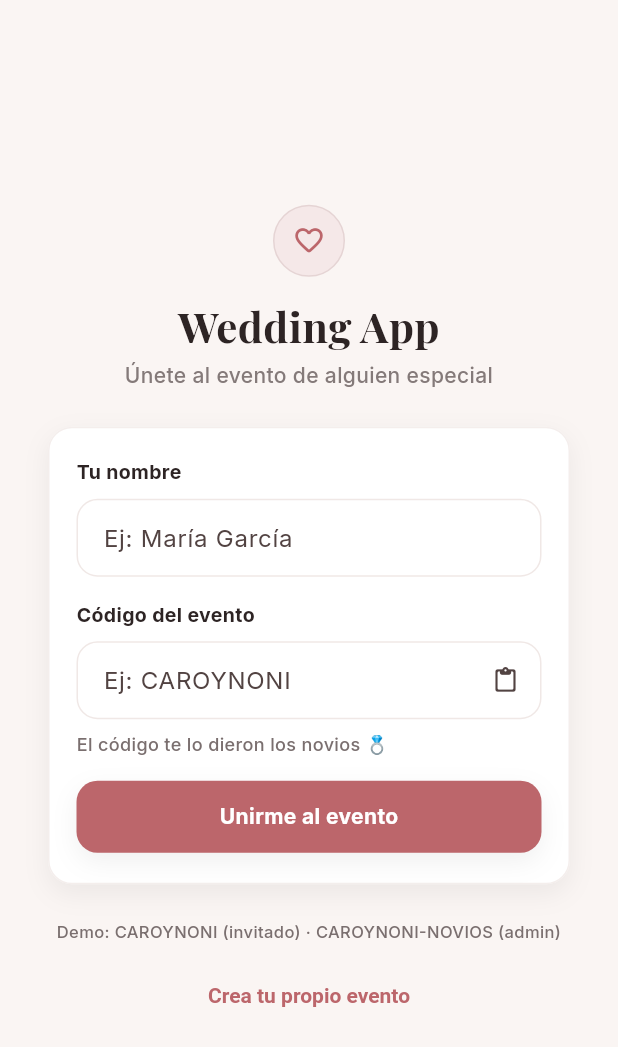
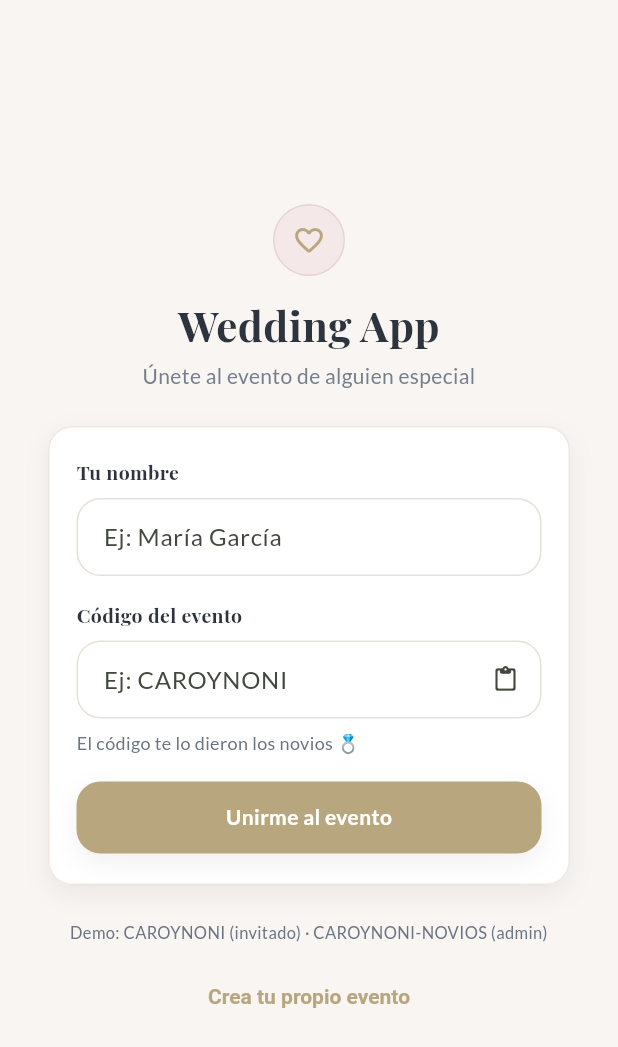
Before and after one commit to rchiup/weddingapp, a Flutter app: the screen it shows after launch, on a phone screen of 412 x 824 dp. Shown: the top 1047 px of the screen. Run offline on Flutter 3.47's test engine with Material 3 defaults, Android fonts, the phone set to English and light mode, and no system bars; our stand-ins replace cloud_firestore, cross_file, dio, file_picker, firebase_core, firebase_storage and 9 more; missing offline and left inert: dart:html, excel; accounts and stored records are empty.

Commit message:
feat: refresh wedding home visual design

```diff
--- a/app/lib/home/entry_screen.dart
+++ b/app/lib/home/entry_screen.dart
@@ -62,6 +62,18 @@ class _EntryScreenState extends State<EntryScreen> {
     final d = ctx.eventDate;
     if (d == null) return '';
     return DateFormat('yyyy-MM-dd').format(d);
+  }
+
+  String _eventDatePretty(UserContextProvider ctx) {
+    final d = ctx.eventDate;
+    if (d == null) return '17 Enero 2026';
+    return DateFormat('dd MMMM yyyy', 'es').format(d);
+  }
+
+  String _eventTitle(UserContextProvider ctx) {
+    final raw = (ctx.eventName ?? '').trim();
+    if (raw.isEmpty) return 'Carolina & Nicolas';
+    return raw;
   }
 
   Future<void> _confirmExitEvent(BuildContext context, UserContextProvider userContext) async {
@@ -457,69 +469,59 @@ class _EntryScreenState extends State<EntryScreen> {
     }
 
     final dateLine = _eventDateLine(userContext);
-    final roleLine = userContext.isAdmin ? '👑 Modo Novios' : 'Invitado';
+    final roleLine = userContext.isAdmin ? 'Modo novios' : 'Invitado';
     final subtitleHeader = [if (dateLine.isNotEmpty) dateLine, roleLine].join(' · ');
 
     final menuItems = <_MenuItem>[
       _MenuItem(
-        emoji: '📸',
         icon: Icons.photo_camera_outlined,
-        label: 'Fotos del evento',
+        label: 'Revive el momento',
         onTap: () => context.push('/fotos'),
       ),
       _MenuItem(
-        emoji: '🎉',
         icon: Icons.celebration_outlined,
-        label: 'Ver quién llegó',
+        label: 'Quien esta aca',
         onTap: () => context.push('/checkin'),
       ),
       _MenuItem(
-        emoji: '🗺️',
         icon: Icons.place_outlined,
-        label: 'Cómo llegar',
+        label: 'Como llegar',
         onTap: () => context.push('/como_llegar'),
       ),
       if (userContext.isSingleForCurrentEvent)
         _MenuItem(
-          emoji: '💘',
           icon: Icons.favorite_border,
           label: 'Solteros',
           onTap: () => context.push('/solteros/chats'),
           showBadge: solteros.hasAnyUnread,
         ),
       _MenuItem(
-        emoji: '👥',
         icon: Icons.people_outline,
-        label: 'Invitados',
+        label: 'Busca tu mesa',
         onTap: () => context.push('/mesas'),
       ),
       _MenuItem(
-        emoji: '🎁',
         icon: Icons.card_giftcard_outlined,
-        label: 'Lista de novios',
+        label: 'Regalos',
         onTap: () => context.push('/lista_novios'),
       ),
       _MenuItem(
-        emoji: '✅',
         icon: Icons.fact_check_outlined,
-        label: 'RSVP',
+        label: 'Confirma tu asistencia',
         onTap: () => context.push('/rsvp'),
       ),
       _MenuItem(
-        emoji: '🎵',
         icon: Icons.library_music_outlined,
         label: 'Canciones infaltables',
         onTap: () => context.push('/songs'),
       ),
       _MenuItem(
-        emoji: '📅',
         icon: Icons.calendar_month_outlined,
-        label: 'Añadir a mi calendario',
+        label: 'Anadir a mi calendario',
         onTap: () => context.push('/calendar'),
       ),
       if (userContext.isAdmin)
         _MenuItem(
-          emoji: '👰🤵',
           icon: Icons.workspace_premium_outlined,
           label: 'Panel de novios',
           onTap: () => context.push('/novios_admin'),
@@ -534,56 +536,110 @@ class _EntryScreenState extends State<EntryScreen> {
           crossAxisAlignment: CrossAxisAlignment.stretch,
           children: [
             if (hasEvent)
-              Container(
-                width: double.infinity,
-                padding: const EdgeInsets.fromLTRB(AppSpacing.x2, 26, AppSpacing.x2, 20),
+              Padding(
+                padding: const EdgeInsets.fromLTRB(AppSpacing.x2, AppSpacing.x2, AppSpacing.x2, 0),
+                child: LayoutBuilder(
+                  builder: (context, constraints) {
+                    final wide = constraints.maxWidth >= 760;
+                    final heroHeight = wide ? 380.0 : 310.0;
+                    final titleSize = wide ? 62.0 : 44.0;
+                    final dateSize = wide ? 24.0 : 20.0;
+                    final horizontalPadding = wide ? 56.0 : 30.0;
+                    return ClipRRect(
+                      borderRadius: AppRadii.card,
+                      child: SizedBox(
+                        height: heroHeight,
+                        child: Stack(
+                          fit: StackFit.expand,
+                          children: [
+                            Image.network(
+                              'https://images.unsplash.com/photo-1511285560929-80b456fea0bc?auto=format&fit=crop&w=1600&q=80',
+                              fit: BoxFit.cover,
+                              errorBuilder: (_, __, ___) {
+                                return Container(
                                   decoration: const BoxDecoration(
                                     gradient: LinearGradient(
-                    begin: Alignment.centerLeft,
-                    end: Alignment.centerRight,
+                                      begin: Alignment.topCenter,
+                                      end: Alignment.bottomCenter,
+                                      colors: [Color(0xFFD9D1C6), Color(0xFFB9C1B4)],
+                                    ),
+                                  ),
+                                );
+                              },
+                            ),
+                            Container(
+                              decoration: BoxDecoration(
+                                gradient: LinearGradient(
+                                  begin: Alignment.topCenter,
+                                  end: Alignment.bottomCenter,
                                   colors: [
-                      AppColors.accentHeaderStart,
-                      AppColors.accentHeaderEnd,
-                    ],
-                  ),
-                  borderRadius: BorderRadius.vertical(bottom: Radius.circular(24)),
-                  boxShadow: [
-                    BoxShadow(
-                      color: Color(0x28000000),
-                      blurRadius: 16,
-                      offset: Offset(0, 6),
-                    ),
-                  ],
-                ),
-                child: Column(
-                  children: [
-                    Text(
-                      userContext.eventName ?? 'Tu evento',
-                      textAlign: TextAlign.center,
-                      style: AppTextStyles.display.copyWith(
-                        color: Colors.white,
-                        fontSize: 22,
-                        shadows: [
-                          Shadow(
-                            color: Colors.black26,
-                            blurRadius: 8,
-                            offset: Offset(0, 2),
-                          ),
+                                    Colors.white.withValues(alpha: 0.48),
+                                    Colors.white.withValues(alpha: 0.62),
                                   ],
                                 ),
                               ),
+                            ),
+                            Padding(
+                              padding: EdgeInsets.symmetric(horizontal: horizontalPadding, vertical: 28),
+                              child: Column(
+                                mainAxisAlignment: MainAxisAlignment.center,
+                                children: [
+                                  Text(
+                                    'SAVE THE DATE',
+                                    style: AppTextStyles.subtitle.copyWith(
+                                      letterSpacing: 3.0,
+                                      color: AppColors.textMuted,
+                                      fontWeight: FontWeight.w700,
+                                    ),
+                                  ),
+                                  const SizedBox(height: 16),
+                                  Text(
+                                    _eventTitle(userContext),
+                                    textAlign: TextAlign.center,
+                                    style: AppTextStyles.display.copyWith(
+                                      fontSize: titleSize,
+                                      height: 1.02,
+                                      color: AppColors.textPrimary,
+                                    ),
+                                  ),
+                                  const SizedBox(height: 14),
+                                  Container(
+                                    width: wide ? 280 : 220,
+                                    height: 1,
+                                    color: AppColors.border.withValues(alpha: 0.9),
+                                  ),
+                                  const SizedBox(height: 14),
+                                  Text(
+                                    _eventDatePretty(userContext),
+                                    style: AppTextStyles.title.copyWith(
+                                      fontSize: dateSize,
+                                      color: AppColors.primaryDark,
+                                    ),
+                                  ),
+                                  const SizedBox(height: 8),
+                                  Text(
+                                    'Nos casamos',
+                                    style: AppTextStyles.subtitle.copyWith(
+                                      fontSize: wide ? 16 : 15,
+                                      color: AppColors.textPrimary,
+                                    ),
+                                  ),
+                                  const SizedBox(height: 10),
                                   EventCountdownChip(eventDate: userContext.eventDate),
                                   const SizedBox(height: 8),
                                   Text(
                                     subtitleHeader,
                                     textAlign: TextAlign.center,
-                      style: TextStyle(
-                        color: Colors.white.withValues(alpha: 0.94),
-                        fontSize: 13,
-                        fontWeight: FontWeight.w500,
+                                    style: AppTextStyles.subtitle.copyWith(fontSize: 12),
+                                  ),
+                                ],
                               ),
                             ),
                           ],
+                        ),
+                      ),
+                    );
+                  },
                 ),
               ),
             Expanded(
@@ -605,7 +661,7 @@ class _EntryScreenState extends State<EntryScreen> {
                           builder: (context, c) {
                             final w = c.maxWidth;
                             final crossAxisCount = w >= 500 ? 3 : 2;
-                            const spacing = 14.0;
+                            const spacing = 18.0;
                             return GridView.builder(
                               shrinkWrap: true,
                               physics: const NeverScrollableScrollPhysics(),
@@ -614,7 +670,7 @@ class _EntryScreenState extends State<EntryScreen> {
                                 crossAxisCount: crossAxisCount,
                                 mainAxisSpacing: spacing,
                                 crossAxisSpacing: spacing,
-                                childAspectRatio: crossAxisCount >= 3 ? 0.9 : 0.88,
+                                childAspectRatio: crossAxisCount >= 3 ? 1.0 : 0.96,
                               ),
                               itemBuilder: (context, i) {
                                 return _MenuGridCard(item: menuItems[i]);
@@ -623,8 +679,21 @@ class _EntryScreenState extends State<EntryScreen> {
                           },
                         ),
                         const SizedBox(height: AppSpacing.x2),
-                        const Divider(),
-                        const SizedBox(height: AppSpacing.x1),
+                        Row(
+                          children: [
+                            Expanded(child: Divider(color: AppColors.border.withValues(alpha: 0.9))),
+                            Padding(
+                              padding: const EdgeInsets.symmetric(horizontal: 10),
+                              child: Icon(
+                                Icons.local_florist_outlined,
+                                size: 18,
+                                color: AppColors.textMuted.withValues(alpha: 0.5),
+                              ),
+                            ),
+                            Expanded(child: Divider(color: AppColors.border.withValues(alpha: 0.9))),
+                          ],
+                        ),
+                        const SizedBox(height: AppSpacing.x1_5),
                         Center(
                           child: Column(
                             mainAxisSize: MainAxisSize.min,
@@ -662,19 +731,15 @@ class _EntryScreenState extends State<EntryScreen> {
 }
 
 class _MenuItem {
-  final String emoji;
   final IconData icon;
   final String label;
   final VoidCallback? onTap;
-  final bool enabled;
   final bool showBadge;
 
   _MenuItem({
-    required this.emoji,
     required this.icon,
     required this.label,
     this.onTap,
-    this.enabled = true,
     this.showBadge = false,
   });
 }
@@ -684,12 +749,11 @@ class _MenuGridCard extends StatelessWidget {
 
   const _MenuGridCard({required this.item});
 
-  static const double _emojiSize = 24;
-  static const double _iconSize = 28;
+  static const double _iconSize = 22;
 
   @override
   Widget build(BuildContext context) {
-    final enabled = item.enabled && item.onTap != null;
+    final enabled = item.onTap != null;
 
     final core = CustomCard(
       onTap: enabled ? item.onTap : null,
@@ -699,37 +763,35 @@ class _MenuGridCard extends StatelessWidget {
         clipBehavior: Clip.hardEdge,
         children: [
           Padding(
-            padding: const EdgeInsets.fromLTRB(12, 18, 12, 14),
+            padding: const EdgeInsets.fromLTRB(18, 20, 18, 18),
             child: Column(
               mainAxisAlignment: MainAxisAlignment.center,
               children: [
-                SizedBox(
-                  height: _emojiSize + 4,
-                  child: Center(
-                    child: Text(
-                      item.emoji,
-                      style: const TextStyle(fontSize: _emojiSize, height: 1.1),
-                      textAlign: TextAlign.center,
+                Container(
+                  width: 48,
+                  height: 48,
+                  decoration: BoxDecoration(
+                    color: AppColors.blush,
+                    borderRadius: BorderRadius.circular(14),
+                    border: Border.all(color: AppColors.border),
                   ),
-                  ),
-                ),
-                const SizedBox(height: 8),
-                Icon(
+                  child: Icon(
                     item.icon,
                     size: _iconSize,
                     color: AppColors.gridIconTint,
                   ),
-                const SizedBox(height: 10),
+                ),
+                const SizedBox(height: 14),
                 Text(
                   item.label,
                   textAlign: TextAlign.center,
-                  maxLines: 2,
+                  maxLines: 3,
                   overflow: TextOverflow.ellipsis,
                   style: AppTextStyles.title.copyWith(
-                    fontSize: 13,
+                    fontSize: 16,
                     height: 1.2,
                     color: AppColors.textPrimary,
-                    fontWeight: FontWeight.w600,
+                    fontWeight: FontWeight.w500,
                   ),
                 ),
               ],
--- a/app/lib/ui/app_theme.dart
+++ b/app/lib/ui/app_theme.dart
@@ -1,27 +1,27 @@
 import 'package:flutter/material.dart';
 import 'package:google_fonts/google_fonts.dart';
 
-/// Paleta estilo “boda” (referencia Lovable): terracota/rosa suave + blush.
+/// Paleta visual para invitacion de matrimonio: sobria, suave y elegante.
 class AppColors {
-  static const primary = Color(0xFFC45C5C);
-  static const primaryDark = Color(0xFF9A4545);
+  static const primary = Color(0xFF7E8E74);
+  static const primaryDark = Color(0xFF4E5D4B);
   /// Fondo general (menú, etc.)
-  static const background = Color(0xFFFDF8F7);
-  /// Fondo pantalla unión evento — crema rosado Lovable (~#FAF5F3)
-  static const joinLanding = Color(0xFFFAF5F3);
-  /// Fondo detrás del menú de módulos (peach muy suave ~#FEF6F2)
-  static const menuBackground = Color(0xFFFEF6F2);
-  /// CTA / corazón outline Lovable (~#BC666B)
-  static const joinAccent = Color(0xFFBC666B);
-  static const blush = Color(0xFFFFF5F3);
-  static const textPrimary = Color(0xFF2D2424);
-  static const textMuted = Color(0xFF7A6F6F);
+  static const background = Color(0xFFF8F5F2);
+  /// Fondo pantalla unión evento.
+  static const joinLanding = Color(0xFFF8F5F2);
+  /// Fondo detrás del menú de módulos.
+  static const menuBackground = Color(0xFFF8F5F2);
+  /// CTA / acento secundario.
+  static const joinAccent = Color(0xFFB8A77E);
+  static const blush = Color(0xFFFDFBF8);
+  static const textPrimary = Color(0xFF2E343D);
+  static const textMuted = Color(0xFF6A7482);
   static const card = Colors.white;
-  static const border = Color(0xFFF0E8E6);
-  /// Cabecera menú: burdeos → ámbar (referencia Lovable / Event Hub)
-  static const accentHeaderStart = Color(0xFF7D2E2E);
-  static const accentHeaderEnd = Color(0xFFE8A84A);
-  static const gridIconTint = Color(0xFFB85A5A);
+  static const border = Color(0xFFE8E0D8);
+  /// Cabecera menú: oliva suave a beige.
+  static const accentHeaderStart = Color(0xFF798B76);
+  static const accentHeaderEnd = Color(0xFFC7B79B);
+  static const gridIconTint = Color(0xFF70828A);
   /// Galería fotos — crema casi blanco (~#FDFBFB, referencia Lovable)
   static const galleryBackground = Color(0xFFFDFBFB);
   /// Botón “Subir foto” en galería (~#C06070)
@@ -35,10 +35,10 @@ class AppColors {
 }
 
 class AppRadii {
-  static const card = BorderRadius.all(Radius.circular(18));
+  static const card = BorderRadius.all(Radius.circular(24));
   /// Esquinas solo-imagen en grilla de fotos
   static const galleryTile = BorderRadius.all(Radius.circular(18));
-  static const button = BorderRadius.all(Radius.circular(14));
+  static const button = BorderRadius.all(Radius.circular(16));
   static const pill = BorderRadius.all(Radius.circular(999));
 }
 
@@ -75,7 +75,7 @@ class AppSpacing {
 class AppTextStyles {
   static TextTheme textTheme([TextTheme? base]) {
     final b = base ?? const TextTheme();
-    return GoogleFonts.interTextTheme(b).apply(
+    return GoogleFonts.latoTextTheme(b).apply(
       bodyColor: AppColors.textPrimary,
       displayColor: AppColors.textPrimary,
     );
@@ -84,25 +84,25 @@ class AppTextStyles {
   /// Títulos de marca / evento (serif).
   static TextStyle get display => GoogleFonts.playfairDisplay(
         fontSize: 26,
-        fontWeight: FontWeight.w700,
+        fontWeight: FontWeight.w600,
         color: AppColors.textPrimary,
         height: 1.15,
       );
 
   static TextStyle get displaySmall => GoogleFonts.playfairDisplay(
         fontSize: 20,
-        fontWeight: FontWeight.w700,
+        fontWeight: FontWeight.w600,
         color: AppColors.textPrimary,
       );
 
-  static TextStyle get title => GoogleFonts.inter(
+  static TextStyle get title => GoogleFonts.playfairDisplay(
         fontSize: 18,
-        fontWeight: FontWeight.w700,
+        fontWeight: FontWeight.w600,
         color: AppColors.textPrimary,
       );
 
-  static TextStyle get subtitle => GoogleFonts.inter(
-        fontSize: 13,
+  static TextStyle get subtitle => GoogleFonts.lato(
+        fontSize: 14,
         fontWeight: FontWeight.w500,
         color: AppColors.textMuted,
       );
```
Also changed, not shown: app/lib/home/event_countdown.dart (+18 -30 lines), 1 other file. Lines whose indentation alone changed are shown as unchanged.
